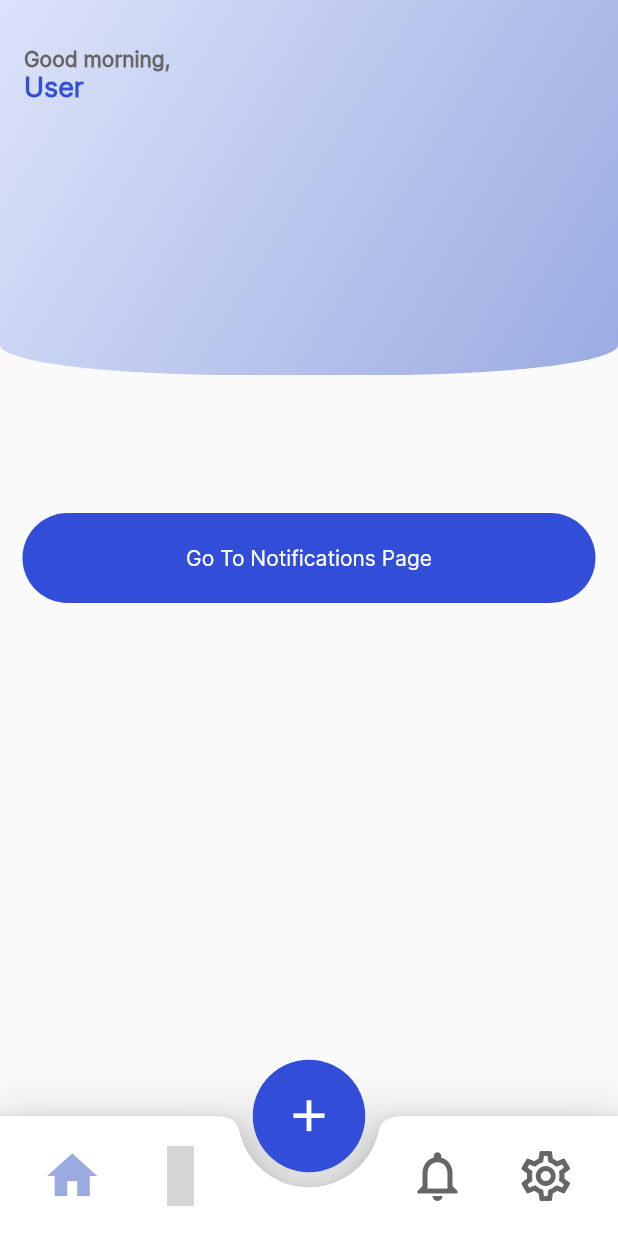
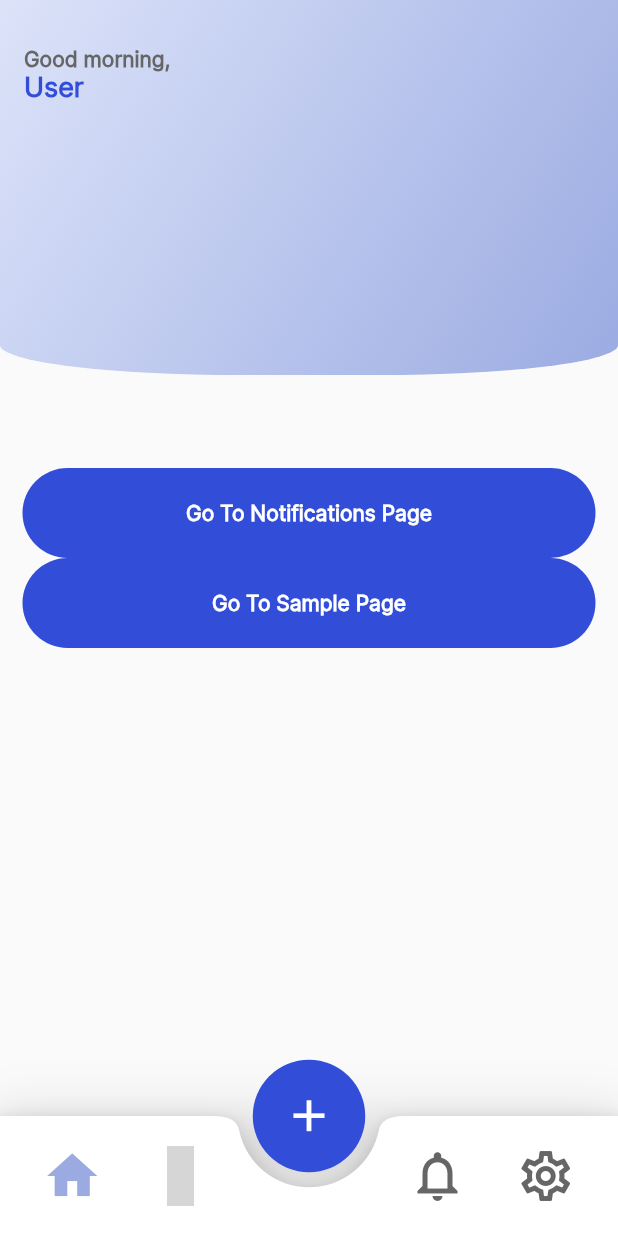
Before and after one commit to framgia/sph_flutter-capstone, a Flutter app: the screen it shows after launch, on a phone screen of 412 x 824 dp. Run offline on Flutter 3.47's test engine with Material 2 defaults, Android fonts, the phone set to English and light mode, and no system bars; our stand-ins replace auto_route, hooks_riverpod, material_design_icons_flutter; missing offline and left inert: sqfentity, sqfentity_gen; accounts and stored records are empty; statements that could not run were skipped; grey boxes are pictures that could not be loaded.

Commit message:
changed based on updated design

```diff
--- a/lib/views/pages/dashboard.dart
+++ b/lib/views/pages/dashboard.dart
@@ -4,6 +4,7 @@ import 'package:sun_flutter_capstone/consts/global_style.dart';
 import 'package:sun_flutter_capstone/consts/routes.dart';
 import 'package:sun_flutter_capstone/state/session_provider.dart';
 import 'package:sun_flutter_capstone/utils/routing.dart';
+import 'package:sun_flutter_capstone/views/widgets/buttons/filled_button_text.dart';
 import 'package:sun_flutter_capstone/views/widgets/template.dart';
 
 class Dashboard extends HookConsumerWidget {
@@ -29,9 +30,13 @@ class Dashboard extends HookConsumerWidget {
         child: Column(
           mainAxisAlignment: MainAxisAlignment.center,
           children: [
-            ElevatedButton(
+            FilledButtonText(
+              text: 'Go To Notifications Page',
               onPressed: () => {navigateTo(context, Routes.notifications)},
-              child: const Text('Go To Notifications Page'),
+            ),
+            FilledButtonText(
+              text: 'Go To Sample Page',
+              onPressed: () => {navigateTo(context, '/sample')},
             ),
             Visibility(
               visible: user.username != 'User',
--- a/lib/views/widgets/buttons/filled_button.dart
+++ b/lib/views/widgets/buttons/filled_button_text.dart
@@ -1,20 +1,20 @@
 import 'package:flutter/material.dart';
 
-class FilledButton extends StatelessWidget {
+class FilledButtonText extends StatelessWidget {
   final VoidCallback onPressed;
-  final Widget child;
+  final String text;
 
-  const FilledButton({
+  const FilledButtonText({
     Key? key,
     required this.onPressed,
-    required this.child,
+    required this.text,
   }) : super(key: key);
 
   @override
   Widget build(BuildContext context) {
     return ElevatedButton(
       onPressed: onPressed,
-      child: child,
+      child: Text(text, style: const TextStyle(fontWeight: FontWeight.bold)),
     );
   }
 }
```
Also changed, not shown: lib/views/pages/sample_with_appbar.dart (+17 -24 lines), lib/views/widgets/buttons/outline_blue_button.dart (deleted, +0 -20 lines), lib/views/widgets/buttons/outline_button_text.dart (renamed from lib/views/widgets/buttons/outline_rose_button.dart, +9 -7 lines).
